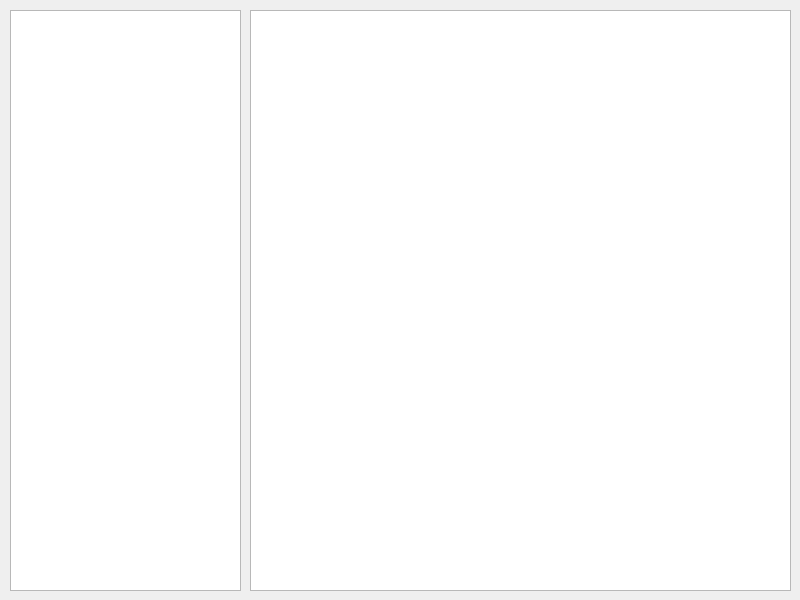
Before: the Qt Designer form MainForm.ui in cnk24/Bithumb_Python, drawn with Qt 5.
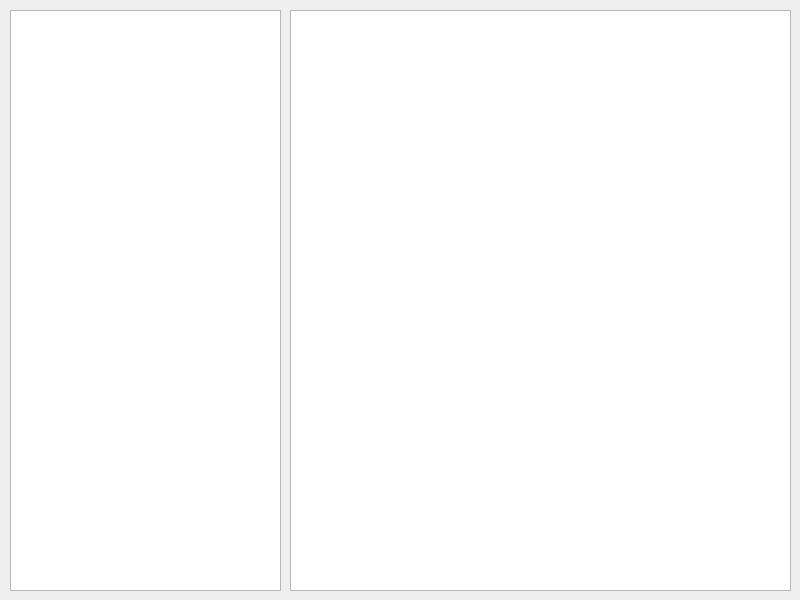
After: the same form once the commit is applied.

What changed in the file:
```diff
--- a/MainForm.ui
+++ b/MainForm.ui
@@ -18,17 +18,17 @@
     <rect>
      <x>10</x>
      <y>10</y>
-     <width>231</width>
+     <width>271</width>
      <height>581</height>
     </rect>
    </property>
   </widget>
-  <widget class="QTableWidget" name="viewLogger">
+  <widget class="QListWidget" name="logWidget">
    <property name="geometry">
     <rect>
-     <x>250</x>
+     <x>290</x>
      <y>10</y>
-     <width>541</width>
+     <width>501</width>
      <height>581</height>
     </rect>
    </property>
```
